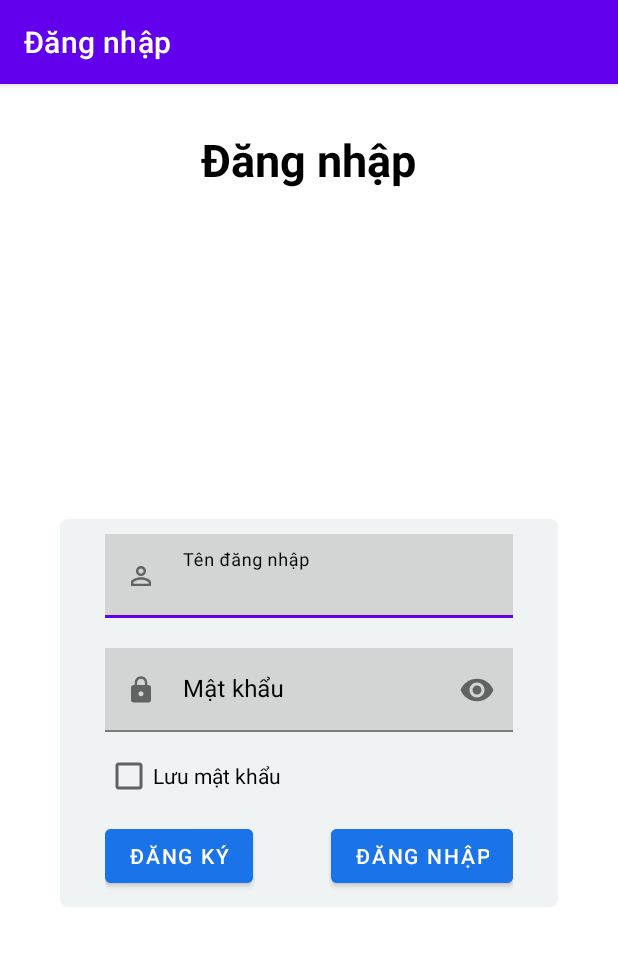
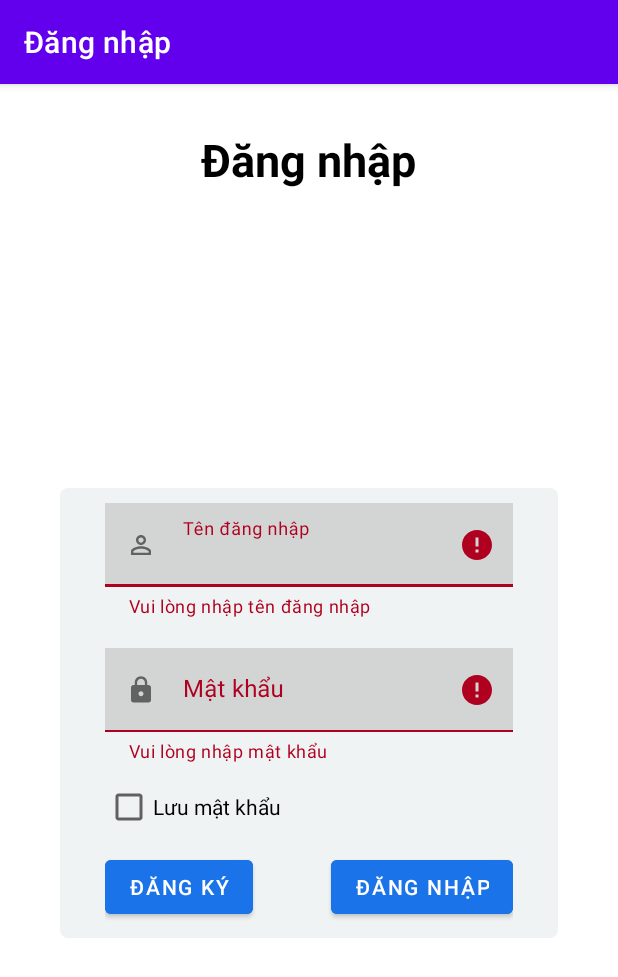
Before and after one commit to tuvvph09410/QuanLyGiatLa_Nhom1_MOB104, an Android app: the LoginActivity screen opened directly, with no data from a screen before it, after a tap on "ĐĂNG NHẬP", on a phone screen of 412 x 824 dp. Shown: the top 977 px of the screen. Run offline under Robolectric (Android 15) with nearby library versions, the phone set to English and light mode, and no system bars.

Commit message:
upload chắc năng login

```diff
--- a/app/src/main/java/com/example/quanlygiatla_nhom1/Activity/LoginActivity.java
+++ b/app/src/main/java/com/example/quanlygiatla_nhom1/Activity/LoginActivity.java
@@ -1,17 +1,25 @@
 package com.example.quanlygiatla_nhom1.Activity;
 
+import android.content.Context;
 import android.content.Intent;
+import android.content.SharedPreferences;
 import android.os.Bundle;
 import android.view.View;
 import android.widget.Button;
+import android.widget.Toast;
 
 import androidx.appcompat.app.ActionBar;
 import androidx.appcompat.app.AppCompatActivity;
 import androidx.appcompat.widget.AppCompatCheckBox;
 
+import com.example.quanlygiatla_nhom1.Class.UserClass;
 import com.example.quanlygiatla_nhom1.R;
+import com.example.quanlygiatla_nhom1.SQLite.DAO.UserDAO;
+import com.example.quanlygiatla_nhom1.Utilities.Utilities;
 import com.google.android.material.textfield.TextInputEditText;
 import com.google.android.material.textfield.TextInputLayout;
+
+import java.util.regex.Matcher;
 
 public class LoginActivity extends AppCompatActivity {
     private ActionBar actionBar;
@@ -20,6 +28,9 @@ public class LoginActivity extends AppCompatActivity {
     private AppCompatCheckBox cbSaveAccount;
     private Button btnLogin, btnSignIn;
     private Intent intent;
+    private UserDAO userDAO;
+    private Utilities utilities;
+    private SharedPreferences sharedPreferences;
 
     @Override
     protected void onCreate(Bundle savedInstanceState) {
@@ -30,22 +41,91 @@ public class LoginActivity extends AppCompatActivity {
 
         this.initViewById();
 
+        this.init();
+
+        this.removeErrorTextChage();
+
+        this.rememberLogin();
+
         this.initClickListener();
 
 
+    }
+
+    private void init() {
+        userDAO = new UserDAO(LoginActivity.this);
+        utilities = new Utilities();
+        this.sharedPreferences = getSharedPreferences("user", Context.MODE_PRIVATE);
+        if (this.userDAO.GetAllNotDeleteUser().size() == 0) {
+            UserClass userClass = new UserClass(
+                    "Vũ Văn Tú",
+                    "0878571999",
+                    "admin",
+                    "admin",
+                    "Admin",
+                    "Chưa xóa"
+            );
+            this.userDAO.AddOneUser(userClass);
+        }
     }
 
     private void actionBar() {
         this.actionBar = getSupportActionBar();
         this.actionBar.setTitle("Đăng nhập");
 
+
+    }
+
+    private void rememberLogin() {
+        String login = sharedPreferences.getString("login", "");
+        if (login.equalsIgnoreCase("remember")) {
+            edUserName.setText(sharedPreferences.getString("Username", ""));
+            edPassword.setText(sharedPreferences.getString("Password", ""));
+            cbSaveAccount.setChecked(true);
+        } else {
+            edUserName.setText(sharedPreferences.getString("Username", ""));
+        }
     }
 
     private void initClickListener() {
         this.btnLogin.setOnClickListener(new View.OnClickListener() {
             @Override
             public void onClick(View v) {
-
+                if (validateLogin()) {
+                    String username = edUserName.getText().toString();
+                    String password = edPassword.getText().toString();
+                    if (userDAO.Login(username, password).equalsIgnoreCase("User")) {
+                        SharedPreferences.Editor editor = sharedPreferences.edit();
+                        editor.putString("Username", username);
+                        editor.putString("Role", "User");
+                        if (cbSaveAccount.isChecked()) {
+                            editor.putString("login", "remember");
+                            editor.putString("Password", password);
+                        } else {
+                            editor.putString("login", "No");
+                            editor.putString("Password", "");
+                        }
+                        editor.commit();
+                        Intent intent = new Intent(LoginActivity.this, MainActivity.class);
+                        startActivity(intent);
+                    } else if (userDAO.Login(username, password).equalsIgnoreCase("Admin")) {
+                        SharedPreferences.Editor editor = sharedPreferences.edit();
+                        editor.putString("Username", username);
+                        editor.putString("Role", "Admin");
+                        if (cbSaveAccount.isChecked()) {
+                            editor.putString("login", "remember");
+                            editor.putString("Password", password);
+                        } else {
+                            editor.putString("login", "No");
+                            editor.putString("Password", "");
+                        }
+                        editor.commit();
+                        Intent intent = new Intent(LoginActivity.this, MainActivity.class);
+                        startActivity(intent);
+                    } else {
+                        Toast.makeText(getApplicationContext(), "Tên đăng nhập hoặc mật khẩu không đúng", Toast.LENGTH_SHORT).show();
+                    }
+                }
             }
         });
         this.btnSignIn.setOnClickListener(new View.OnClickListener() {
@@ -57,6 +137,30 @@ public class LoginActivity extends AppCompatActivity {
         });
     }
 
+    private Boolean validateLogin() {
+        boolean success = true;
+        Matcher UsernameMatcher = this.utilities.NSCPattern.matcher(edUserName.getText().toString().trim());
+        Matcher PasswordMatcher = this.utilities.NSCPattern.matcher(edPassword.getText().toString().trim());
+
+        if (!UsernameMatcher.matches()) {
+            this.edlUserName.setError(this.utilities.NotSpecialCharacter);
+            success = false;
+        }
+        if (this.edUserName.getText().toString().equalsIgnoreCase("")) {
+            this.edlUserName.setError(this.utilities.UserNameRequire);
+            success = false;
+        }
+        if (!PasswordMatcher.matches()) {
+            this.edlPassword.setError(this.utilities.NotSpecialCharacter);
+            success = false;
+        }
+        if (this.edPassword.getText().toString().equalsIgnoreCase("")) {
+            this.edlPassword.setError(this.utilities.PasswordRequire);
+            success = false;
+        }
+        return success;
+    }
+
     private void initViewById() {
         this.edUserName = findViewById(R.id.ed_userNameLogin);
         this.edPassword = findViewById(R.id.ed_passwordLogin);
@@ -66,4 +170,9 @@ public class LoginActivity extends AppCompatActivity {
         this.btnLogin = findViewById(R.id.btn_login);
         this.btnSignIn = findViewById(R.id.btn_signIn);
     }
+
+    private void removeErrorTextChage() {
+        this.utilities.removeErrorText(this.edlUserName, this.edUserName);
+        this.utilities.removeErrorText(this.edlPassword, this.edPassword);
+    }
 }
```
